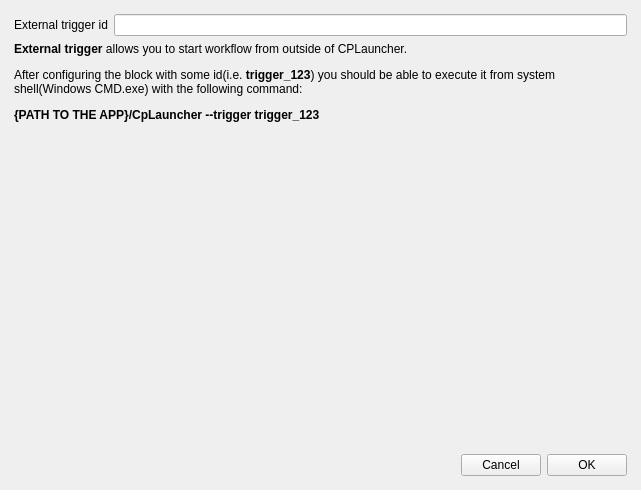
The window that wfnodeedit_dialog.ui (cplauncher/CPLauncher) describes before a commit, drawn with Qt 5.
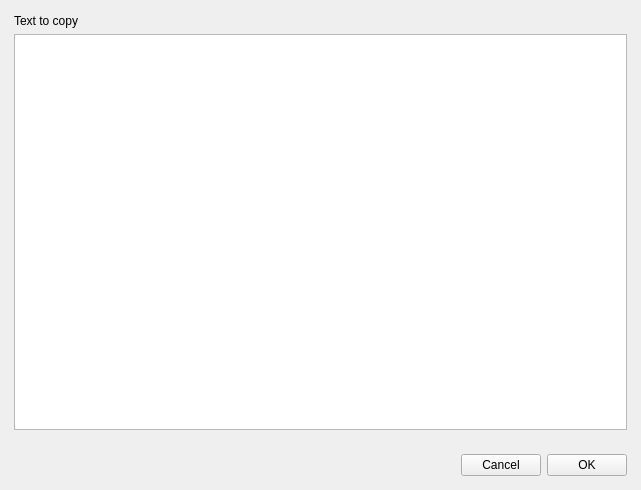
The same window after the commit. Custom widgets are drawn as their Qt base class.

Commit message: implemented Copy to clipboard workflow node

What changed in the file:
```diff
--- a/wfnodeedit_dialog.ui
+++ b/wfnodeedit_dialog.ui
@@ -38,7 +38,7 @@
       </sizepolicy>
      </property>
      <property name="currentIndex">
-      <number>6</number>
+      <number>7</number>
      </property>
      <widget class="QWidget" name="hotkeyPanel">
       <property name="sizePolicy">
@@ -336,6 +336,20 @@
        </item>
       </layout>
      </widget>
+     <widget class="QWidget" name="clipboardCopyPanel">
+      <layout class="QVBoxLayout" name="verticalLayout_3">
+       <item>
+        <widget class="QLabel" name="label_21">
+         <property name="text">
+          <string>Text to copy</string>
+         </property>
+        </widget>
+       </item>
+       <item>
+        <widget class="QPlainTextEdit" name="clipboardCopyTextEdit"/>
+       </item>
+      </layout>
+     </widget>
      <widget class="QWidget" name="extScriptPanel">
       <layout class="QFormLayout" name="formLayout_8">
        <item row="0" column="0">
```
The commit also changes 4 other files.
